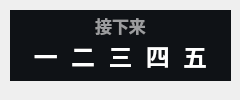
Before: the Qt Designer form ui/minimize/dark/widget-next-activity.ui in RinLit-233-shiroko/Class-Widgets, drawn with Qt 5.
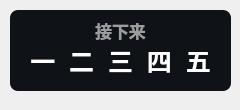
After: the same form once the commit is applied.

What changed in the file:
```diff
--- a/ui/minimize/dark/widget-next-activity.ui
+++ b/ui/minimize/dark/widget-next-activity.ui
@@ -7,7 +7,7 @@
     <x>0</x>
     <y>0</y>
     <width>240</width>
-    <height>100</height>
+    <height>110</height>
    </rect>
   </property>
   <property name="minimumSize">
@@ -31,7 +31,7 @@
      <x>20</x>
      <y>10</y>
      <width>201</width>
-     <height>31</height>
+     <height>41</height>
     </rect>
    </property>
    <property name="font">
@@ -62,13 +62,13 @@
      <x>20</x>
      <y>30</y>
      <width>201</width>
-     <height>51</height>
+     <height>61</height>
     </rect>
    </property>
    <property name="font">
     <font>
      <family>Microsoft YaHei UI</family>
-     <pointsize>18</pointsize>
+     <pointsize>19</pointsize>
      <weight>75</weight>
      <bold>true</bold>
     </font>
@@ -94,11 +94,12 @@
      <x>10</x>
      <y>10</y>
      <width>221</width>
-     <height>71</height>
+     <height>81</height>
     </rect>
    </property>
    <property name="styleSheet">
     <string notr="true">background-color: rgba(15, 18, 22, 255);
+border-radius: 8px
 </string>
    </property>
    <property name="text">
```
